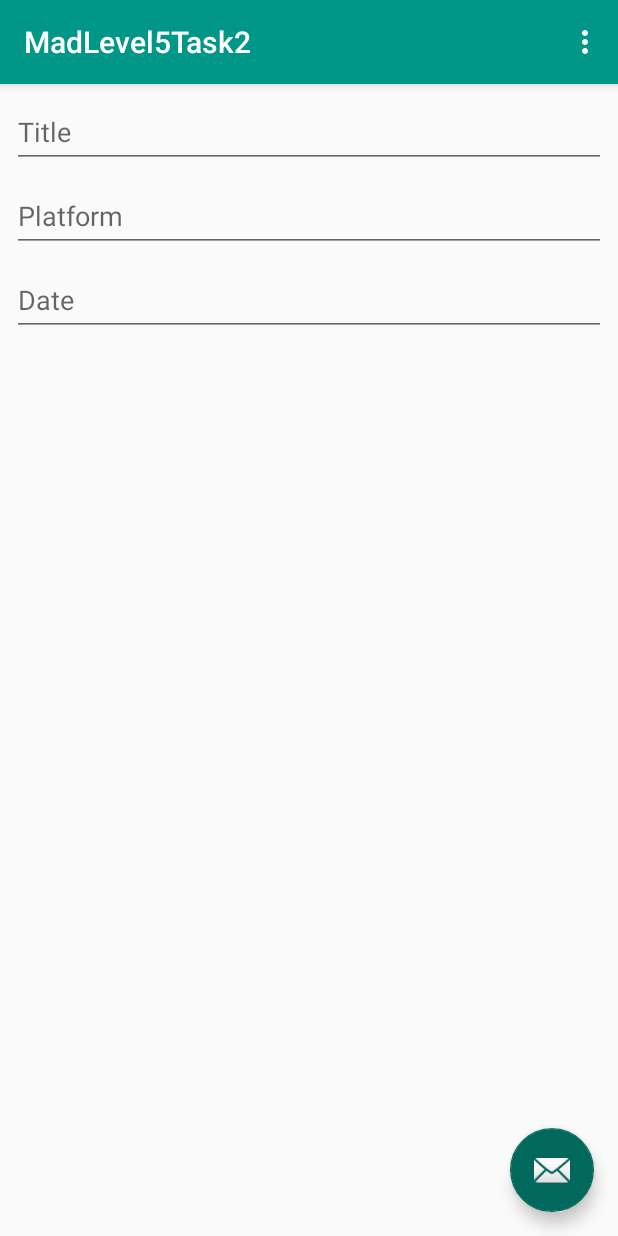
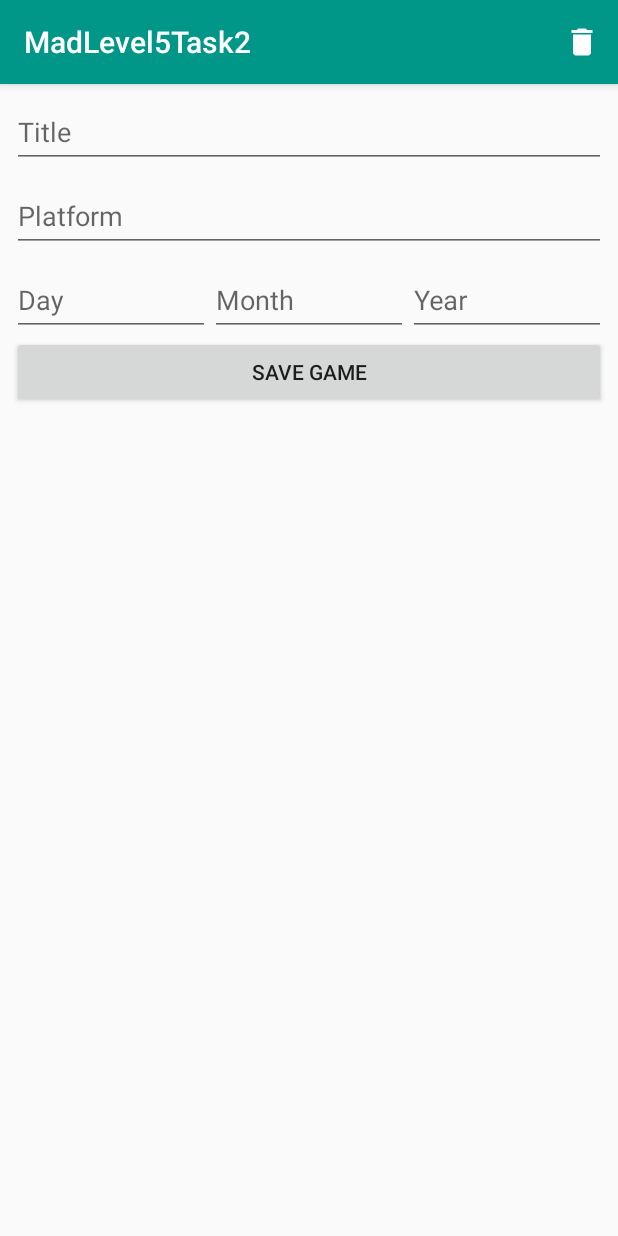
Before and after one commit to FinnBueno/level5-task2, an Android app: the AddGameFragment screen opened through its navigation route, on a phone screen of 412 x 824 dp. Run offline under Robolectric (Android 15) with nearby library versions, the phone set to English and light mode, and no system bars; our stand-ins replace Room's generated code.

```diff
--- a/app/src/main/java/com/peakfinn/madlevel5task2/AddGameFragment.kt
+++ b/app/src/main/java/com/peakfinn/madlevel5task2/AddGameFragment.kt
@@ -5,27 +5,48 @@ import androidx.fragment.app.Fragment
 import android.view.LayoutInflater
 import android.view.View
 import android.view.ViewGroup
-import android.widget.Button
+import android.widget.Toast
+import androidx.fragment.app.viewModels
+import androidx.lifecycle.Observer
 import androidx.navigation.fragment.findNavController
+import kotlinx.android.synthetic.main.activity_main.*
+import kotlinx.android.synthetic.main.fragment_add_game.*
+import java.util.*
 
 /**
  * A simple [Fragment] subclass as the second destination in the navigation.
  */
 class AddGameFragment : Fragment() {
 
+    private val viewModel: GameViewModel by viewModels()
+
     override fun onCreateView(
-            inflater: LayoutInflater, container: ViewGroup?,
-            savedInstanceState: Bundle?
+        inflater: LayoutInflater,
+        container: ViewGroup?,
+        savedInstanceState: Bundle?
     ): View? {
-        // Inflate the layout for this fragment
         return inflater.inflate(R.layout.fragment_add_game, container, false)
     }
 
     override fun onViewCreated(view: View, savedInstanceState: Bundle?) {
         super.onViewCreated(view, savedInstanceState)
 
-        view.findViewById<Button>(R.id.button_second).setOnClickListener {
-            findNavController().navigate(R.id.action_SecondFragment_to_FirstFragment)
-        }
+        saveGame.setOnClickListener { addGame() }
+
+        viewModel.error.observe(viewLifecycleOwner, Observer { message ->
+            Toast.makeText(activity, message, Toast.LENGTH_SHORT).show()
+        })
+
+        viewModel.success.observe(viewLifecycleOwner, Observer { findNavController().popBackStack() })
+    }
+
+    private fun addGame() {
+        viewModel.insertGame(
+            input_title.text.toString(),
+            input_platform.text.toString(),
+            Integer.parseInt(input_day.text.toString()),
+            Integer.parseInt(input_month.text.toString()),
+            Integer.parseInt(input_year.text.toString())
+        )
     }
 }
--- /dev/null
+++ b/app/src/main/java/com/peakfinn/madlevel5task2/GameAdapter.kt
@@ -0,0 +1,37 @@
+package com.peakfinn.madlevel5task2
+
+import android.view.LayoutInflater
+import android.view.View
+import android.view.ViewGroup
+import androidx.recyclerview.widget.RecyclerView
+import com.peakfinn.madlevel5task2.data.Game
+import kotlinx.android.synthetic.main.game_item.view.*
+
+/**
+ * Created by Finn Bon on 12/12/2020.
+ */
+class GameAdapter(
+    private val games: List<Game>
+): RecyclerView.Adapter<GameAdapter.ViewHolder>() {
+
+    inner class ViewHolder(itemView: View) : RecyclerView.ViewHolder(itemView) {
+        fun bind(game: Game) {
+            itemView.title.text = game.title
+            itemView.platform.text = game.platform
+            itemView.release.text = "Release: ${game.releaseDate}"
+        }
+    }
+
+    override fun onCreateViewHolder(parent: ViewGroup, viewType: Int): ViewHolder {
+        return ViewHolder(
+            LayoutInflater.from(parent.context).inflate(R.layout.game_item, parent, false)
+        )
+    }
+
+    override fun getItemCount() = games.size
+
+    override fun onBindViewHolder(holder: ViewHolder, position: Int) {
+        holder.bind(games[position])
+    }
+
+}
--- a/app/src/main/java/com/peakfinn/madlevel5task2/GamesFragment.kt
+++ b/app/src/main/java/com/peakfinn/madlevel5task2/GamesFragment.kt
@@ -3,29 +3,88 @@ package com.peakfinn.madlevel5task2
 import android.os.Bundle
 import androidx.fragment.app.Fragment
 import android.view.LayoutInflater
+import android.view.MenuItem
 import android.view.View
 import android.view.ViewGroup
 import android.widget.Button
+import androidx.fragment.app.viewModels
+import androidx.lifecycle.Observer
+import androidx.navigation.NavController
 import androidx.navigation.fragment.findNavController
+import androidx.recyclerview.widget.DividerItemDecoration
+import androidx.recyclerview.widget.ItemTouchHelper
+import androidx.recyclerview.widget.RecyclerView
+import com.peakfinn.madlevel5task2.data.Game
+import kotlinx.android.synthetic.main.activity_main.*
+import kotlinx.android.synthetic.main.fragment_games.*
 
 /**
  * A simple [Fragment] subclass as the default destination in the navigation.
  */
 class GamesFragment : Fragment() {
 
+    private val games = arrayListOf<Game>()
+    private val gamesAdapter = GameAdapter(games)
+
+    private val viewModel: GameViewModel by viewModels()
+
     override fun onCreateView(
-            inflater: LayoutInflater, container: ViewGroup?,
-            savedInstanceState: Bundle?
-    ): View? {
-        // Inflate the layout for this fragment
-        return inflater.inflate(R.layout.fragment_games, container, false)
-    }
+        inflater: LayoutInflater,
+        container: ViewGroup?,
+        savedInstanceState: Bundle?
+    ): View? = inflater.inflate(R.layout.fragment_games, container, false)
 
     override fun onViewCreated(view: View, savedInstanceState: Bundle?) {
         super.onViewCreated(view, savedInstanceState)
+        initViews()
+    }
 
-        view.findViewById<Button>(R.id.button_first).setOnClickListener {
-            findNavController().navigate(R.id.action_FirstFragment_to_SecondFragment)
+    override fun onOptionsItemSelected(item: MenuItem): Boolean {
+        return when (item.itemId) {
+            R.id.action_delete -> {
+                viewModel.removeAll()
+                true
+            }
+            else -> super.onOptionsItemSelected(item)
         }
     }
+
+    private fun initViews() {
+        rvGames.adapter = gamesAdapter
+        rvGames.addItemDecoration(DividerItemDecoration(context, DividerItemDecoration.VERTICAL))
+        createItemTouchHelper().attachToRecyclerView(rvGames)
+        observeAddReminderResult()
+    }
+
+    private fun observeAddReminderResult() {
+        viewModel.games.observe(viewLifecycleOwner, Observer { games ->
+            this@GamesFragment.games.clear()
+            this@GamesFragment.games.addAll(games)
+            gamesAdapter.notifyDataSetChanged()
+        })
+    }
+
+    private fun createItemTouchHelper(): ItemTouchHelper {
+
+        // Callback which is used to create the ItemTouch helper. Only enables left swipe.
+        val callback = object : ItemTouchHelper.SimpleCallback(0, ItemTouchHelper.LEFT) {
+
+            // Enables or Disables the ability to move items up and down.
+            override fun onMove(
+                recyclerView: RecyclerView,
+                viewHolder: RecyclerView.ViewHolder,
+                target: RecyclerView.ViewHolder
+            ): Boolean = false
+
+            // Callback triggered when a user swiped an item.
+            override fun onSwiped(
+                viewHolder: RecyclerView.ViewHolder,
+                direction: Int
+            ) {
+                viewModel.removeGame(games[viewHolder.adapterPosition])
+            }
+        }
+        return ItemTouchHelper(callback)
+    }
+
 }
--- a/app/src/main/java/com/peakfinn/madlevel5task2/MainActivity.kt
+++ b/app/src/main/java/com/peakfinn/madlevel5task2/MainActivity.kt
@@ -6,17 +6,38 @@ import com.google.android.material.snackbar.Snackbar
 import androidx.appcompat.app.AppCompatActivity
 import android.view.Menu
 import android.view.MenuItem
+import androidx.navigation.NavController
+import androidx.navigation.findNavController
+import androidx.navigation.fragment.findNavController
+import kotlinx.android.synthetic.main.activity_main.*
 
 class MainActivity : AppCompatActivity() {
+
+    private lateinit var navController: NavController
 
     override fun onCreate(savedInstanceState: Bundle?) {
         super.onCreate(savedInstanceState)
         setContentView(R.layout.activity_main)
         setSupportActionBar(findViewById(R.id.toolbar))
 
-        findViewById<FloatingActionButton>(R.id.fab).setOnClickListener { view ->
-            Snackbar.make(view, "Replace with your own action", Snackbar.LENGTH_LONG)
-                    .setAction("Action", null).show()
+        navController = findNavController(R.id.nav_host_fragment)
+
+        fab.setOnClickListener {
+            navController.navigate(
+                R.id.action_FirstFragment_to_SecondFragment
+            )
+        }
+
+        fabToggler()
+    }
+
+    private fun fabToggler() {
+        navController.addOnDestinationChangedListener { _, destination, _ ->
+            if (destination.id in arrayOf(R.id.AddGameFragment)) {
+                fab.hide()
+            } else {
+                fab.show()
+            }
         }
     }
 
@@ -26,13 +47,4 @@ class MainActivity : AppCompatActivity() {
         return true
     }
 
-    override fun onOptionsItemSelected(item: MenuItem): Boolean {
-        // Handle action bar item clicks here. The action bar will
-        // automatically handle clicks on the Home/Up button, so long
-        // as you specify a parent activity in AndroidManifest.xml.
-        return when (item.itemId) {
-            R.id.action_settings -> true
-            else -> super.onOptionsItemSelected(item)
-        }
-    }
 }
--- a/app/src/main/java/com/peakfinn/madlevel5task2/data/GameDao.kt
+++ b/app/src/main/java/com/peakfinn/madlevel5task2/data/GameDao.kt
@@ -13,12 +13,15 @@ interface GameDao {
     fun getGames(): LiveData<List<Game>>
 
     @Insert
-    suspend fun insert(note: Game)
+    suspend fun insert(game: Game)
 
     @Update
-    suspend fun update(note: Game)
+    suspend fun update(game: Game)
 
     @Delete
-    suspend fun remove(note: Game)
+    suspend fun remove(game: Game)
+
+    @Query("DELETE FROM gameTable")
+    suspend fun removeAll()
 
 }
--- /dev/null
+++ b/app/src/main/res/drawable-v24/ic_delete_white_24dp.xml
@@ -0,0 +1,5 @@
+<vector android:height="24dp" android:tint="#FFFFFF"
+    android:viewportHeight="24.0" android:viewportWidth="24.0"
+    android:width="24dp" xmlns:android="http://schemas.android.com/apk/res/android">
+    <path android:fillColor="#FF000000" android:pathData="M6,19c0,1.1 0.9,2 2,2h8c1.1,0 2,-0.9 2,-2V7H6v12zM19,4h-3.5l-1,-1h-5l-1,1H5v2h14V4z"/>
+</vector>
--- /dev/null
+++ b/app/src/main/res/drawable/ic_delete_white_24dp.xml
@@ -0,0 +1,5 @@
+<vector android:height="24dp" android:tint="#FFFFFF"
+    android:viewportHeight="24.0" android:viewportWidth="24.0"
+    android:width="24dp" xmlns:android="http://schemas.android.com/apk/res/android">
+    <path android:fillColor="#FF000000" android:pathData="M6,19c0,1.1 0.9,2 2,2h8c1.1,0 2,-0.9 2,-2V7H6v12zM19,4h-3.5l-1,-1h-5l-1,1H5v2h14V4z"/>
+</vector>
--- a/app/src/main/res/layout/activity_main.xml
+++ b/app/src/main/res/layout/activity_main.xml
@@ -26,7 +26,7 @@
         android:layout_height="wrap_content"
         android:layout_gravity="bottom|end"
         android:layout_margin="@dimen/fab_margin"
-        app:srcCompat="@android:drawable/ic_dialog_email" />
+        app:srcCompat="@android:drawable/ic_input_add" />
 
     <include layout="@layout/content_main" />
 
--- a/app/src/main/res/layout/fragment_add_game.xml
+++ b/app/src/main/res/layout/fragment_add_game.xml
@@ -27,14 +27,49 @@
             android:layout_height="wrap_content"
             android:hint="@string/platform" />
     </com.google.android.material.textfield.TextInputLayout>
-    <com.google.android.material.textfield.TextInputLayout
+    <LinearLayout
         android:layout_width="match_parent"
-        android:layout_height="wrap_content">
-        <com.google.android.material.textfield.TextInputEditText
-            android:id="@+id/input_date"
-            android:inputType="date"
-            android:layout_width="match_parent"
-            android:layout_height="wrap_content"
-            android:hint="@string/date" />
-    </com.google.android.material.textfield.TextInputLayout>
+        android:layout_height="wrap_content"
+        android:orientation="horizontal">
+        <com.google.android.material.textfield.TextInputLayout
+            android:layout_width="0dp"
+            android:layout_weight="1"
+            android:layout_height="wrap_content">
+            <com.google.android.material.textfield.TextInputEditText
+                android:id="@+id/input_day"
+                android:inputType="number"
+                android:layout_width="match_parent"
+                android:layout_height="wrap_content"
+                android:hint="@string/day" />
+        </com.google.android.material.textfield.TextInputLayout>
+
+        <com.google.android.material.textfield.TextInputLayout
+            android:layout_width="0dp"
+            android:layout_weight="1"
+            android:layout_height="wrap_content">
+            <com.google.android.material.textfield.TextInputEditText
+                android:id="@+id/input_month"
+                android:inputType="number"
+                android:layout_width="match_parent"
+                android:layout_height="wrap_content"
+                android:hint="@string/month" />
+        </com.google.android.material.textfield.TextInputLayout>
+
+        <com.google.android.material.textfield.TextInputLayout
+            android:layout_width="0dp"
+            android:layout_weight="1"
+            android:layout_height="wrap_content">
+            <com.google.android.material.textfield.TextInputEditText
+                android:id="@+id/input_year"
+                android:inputType="number"
+                android:layout_width="match_parent"
+                android:layout_height="wrap_content"
+                android:hint="@string/year" />
+        </com.google.android.material.textfield.TextInputLayout>
+    </LinearLayout>
+    <Button
+        android:id="@+id/saveGame"
+        android:layout_width="match_parent"
+        android:layout_height="wrap_content"
+        android:text="@string/save_game" />
 </LinearLayout>
--- a/app/src/main/res/layout/fragment_games.xml
+++ b/app/src/main/res/layout/fragment_games.xml
@@ -7,6 +7,7 @@
     tools:context=".GamesFragment">
 
     <androidx.recyclerview.widget.RecyclerView
+        android:id="@+id/rvGames"
         android:layout_width="match_parent"
         android:layout_height="match_parent"
         app:layout_constraintTop_toTopOf="parent"
@@ -14,6 +15,7 @@
         app:layout_constraintStart_toStartOf="parent"
         app:layout_constraintEnd_toEndOf="parent"
         tools:listitem="@layout/game_item"
+        app:layoutManager="androidx.recyclerview.widget.LinearLayoutManager"
     />
 
 </androidx.constraintlayout.widget.ConstraintLayout>
--- a/app/src/main/res/layout/game_item.xml
+++ b/app/src/main/res/layout/game_item.xml
@@ -3,6 +3,7 @@
     android:layout_width="match_parent"
     android:layout_height="wrap_content"
     xmlns:app="http://schemas.android.com/apk/res-auto"
+    android:theme="@style/Theme.MaterialComponents.Light"
     android:padding="8dp">
 
     <LinearLayout
--- a/app/src/main/res/menu/menu_main.xml
+++ b/app/src/main/res/menu/menu_main.xml
@@ -3,8 +3,9 @@
     xmlns:tools="http://schemas.android.com/tools"
     tools:context="com.peakfinn.madlevel5task2.MainActivity">
     <item
-        android:id="@+id/action_settings"
+        android:id="@+id/action_delete"
         android:orderInCategory="100"
+        android:icon="@drawable/ic_delete_white_24dp"
         android:title="@string/action_settings"
-        app:showAsAction="never" />
+        app:showAsAction="ifRoom" />
 </menu>
--- a/app/src/main/res/values/strings.xml
+++ b/app/src/main/res/values/strings.xml
@@ -7,4 +7,8 @@
     <string name="title">Title</string>
     <string name="platform">Platform</string>
     <string name="date">Date</string>
+    <string name="save_game">Save game</string>
+    <string name="day">Day</string>
+    <string name="month">Month</string>
+    <string name="year">Year</string>
 </resources>
```
Also changed, not shown: app/src/main/java/com/peakfinn/madlevel5task2/GameViewModel.kt (+53 -5 lines), app/src/main/java/com/peakfinn/madlevel5task2/data/GameRepository.kt (+10 -3 lines).
